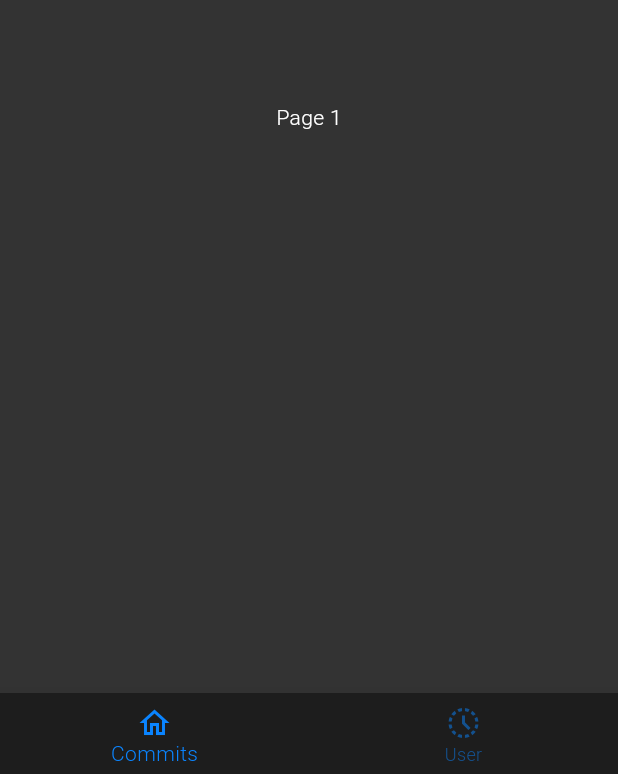
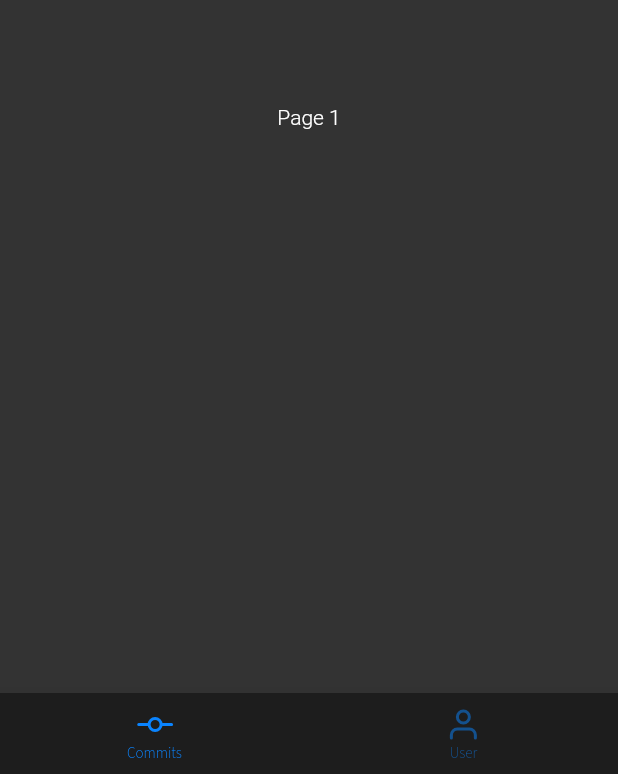
Before and after one commit to ArifAkram80/github-api-flutter, a Flutter app: the screen it shows after launch, on a phone screen of 412 x 824 dp. Shown: the part 459-1233 px from the top of the screen. Run offline on Flutter 3.47's test engine with Material 2 defaults, Android fonts, the light colour scheme and no system bars; our stand-ins replace flutter_svg, get, google_fonts, logger; missing offline and left inert: http_interceptor.

Commit message:
Updated the dashboard icons and theme.

```diff
--- a/lib/app/modules/dashboard/page.dart
+++ b/lib/app/modules/dashboard/page.dart
@@ -1,7 +1,10 @@
 import 'package:flutter/material.dart';
+import 'package:flutter_svg/flutter_svg.dart';
 import 'package:get/get.dart';
-import 'package:github_api_flutter/core/utils/size_util.dart';
 
+import '../../../core/translations/languages/language_keys.dart';
+import '../../../core/utils/size_util.dart';
+import '../../../core/values/images.dart';
 import 'controller.dart';
 
 class DashboardPage extends StatelessWidget {
@@ -29,18 +32,22 @@ class DashboardPage extends StatelessWidget {
           bottomNavigationBar: BottomNavigationBar(
             onTap: controller.changeTabIndex,
             currentIndex: controller.tabIndex,
-            items: const [
+            items: [
               BottomNavigationBarItem(
-                icon: Icon(
-                  Icons.home_outlined,
+                activeIcon: SvgPicture.asset(icCommits),
+                icon: SvgPicture.asset(
+                  icCommits,
+                  color: Get.theme.bottomNavigationBarTheme.unselectedItemColor,
                 ),
-                label: 'Commits',
+                label: tr_commits,
               ),
               BottomNavigationBarItem(
-                icon: Icon(
-                  Icons.history_toggle_off,
+                activeIcon: SvgPicture.asset(icUser),
+                icon: SvgPicture.asset(
+                  icUser,
+                  color: Get.theme.bottomNavigationBarTheme.unselectedItemColor,
                 ),
-                label: 'User',
+                label: tr_user,
               ),
             ],
           ),
--- a/lib/core/theme/app_theme.dart
+++ b/lib/core/theme/app_theme.dart
@@ -1,4 +1,6 @@
 import 'package:flutter/material.dart';
+import '../utils/size_util.dart';
+import 'package:google_fonts/google_fonts.dart';
 
 import '../../core/values/colors.dart';
 import 'text_theme.dart';
@@ -23,7 +25,16 @@ abstract class AppThemeData {
       showSelectedLabels: true,
       selectedItemColor: colorSecondary,
       unselectedItemColor: colorSecondary.withOpacity(.5),
-      ));
+      selectedLabelStyle: GoogleFonts.sourceSansPro().copyWith(
+        fontSize: 10,
+        color: colorSecondary,
+      ),
+      unselectedLabelStyle: GoogleFonts.sourceSansPro().copyWith(
+        fontSize: 10,
+        color: colorSecondary.withOpacity(.5),
+      ),
+    ),
+  );
 
   static ThemeData getThemeData() {
     return _baseTheme.copyWith(
--- a/lib/core/theme/text_theme.dart
+++ b/lib/core/theme/text_theme.dart
@@ -4,40 +4,11 @@ import 'package:google_fonts/google_fonts.dart';
 import '../values/colors.dart';
 
 final TextTheme appTextTheme = TextTheme(
-  headline1: GoogleFonts.roboto(
-      color: colorOnPrimary,
-      fontSize: 64,
-      fontWeight: FontWeight.w300,
-      letterSpacing: -1.5),
-  headline2: GoogleFonts.roboto(
-      color: colorOnPrimary,
-      fontSize: 48,
-      fontWeight: FontWeight.w300,
-      letterSpacing: -0.5),
-  headline3: GoogleFonts.roboto(
-      color: colorOnPrimary, fontSize: 32, fontWeight: FontWeight.w400),
-  headline4: GoogleFonts.roboto(
-      color: colorOnPrimary,
-      fontSize: 24,
-      fontWeight: FontWeight.w400,
-      letterSpacing: 0.25),
-  headline5: GoogleFonts.roboto(
-      color: colorOnPrimary, fontSize: 20, fontWeight: FontWeight.w500),
   headline6: GoogleFonts.roboto(
       color: colorOnPrimary,
       fontSize: 16,
       fontWeight: FontWeight.w500,
       letterSpacing: 0.5),
-  subtitle1: GoogleFonts.roboto(
-      color: colorOnPrimary,
-      fontSize: 14,
-      fontWeight: FontWeight.w400,
-      letterSpacing: 0.15),
-  subtitle2: GoogleFonts.roboto(
-      color: colorOnPrimary,
-      fontSize: 10,
-      fontWeight: FontWeight.w200,
-      letterSpacing: 0.1),
   bodyText1: GoogleFonts.roboto(
       color: colorOnPrimary,
       fontSize: 16,
@@ -47,21 +18,10 @@ final TextTheme appTextTheme = TextTheme(
       color: colorOnPrimary,
       fontSize: 14,
       fontWeight: FontWeight.w300,
-      letterSpacing: 0.25),
-  button: GoogleFonts.roboto(
-    fontSize: 16,
-    fontWeight: FontWeight.w500,
-    letterSpacing: 1.00,
-    color: colorOnPrimary,
-  ),
+     ),
   caption: GoogleFonts.roboto(
       color: colorOnPrimary,
       fontSize: 12,
       fontWeight: FontWeight.w400,
-      letterSpacing: 0.4),
-  overline: GoogleFonts.roboto(
-      color: colorOnPrimary,
-      fontSize: 10,
-      fontWeight: FontWeight.w400,
-      letterSpacing: 1.5),
+     ),
 );
--- a/pubspec.yaml
+++ b/pubspec.yaml
@@ -66,9 +66,9 @@ flutter:
   uses-material-design: true
 
   # To add assets to your application, add an assets section, like this:
-  # assets:
-  #   - images/a_dot_burr.jpeg
-  #   - images/a_dot_ham.jpeg
+  assets:
+    - assets/icons/ic_commits.svg
+    - assets/icons/ic_user.svg
 
   # An image asset can refer to one or more resolution-specific "variants", see
   # https://flutter.dev/assets-and-images/#resolution-aware.
```
Also changed, not shown: lib/core/translations/languages/en_US.dart (+1 -11 lines), lib/core/translations/languages/language_keys.dart (+3 -19 lines), lib/core/values/images.dart (+2 -10 lines), assets/icons/ic_commits.svg (renamed from assets/ic_commits.svg), assets/icons/ic_user.svg (renamed from assets/ic_user.svg). Lines whose indentation alone changed are shown as unchanged.
